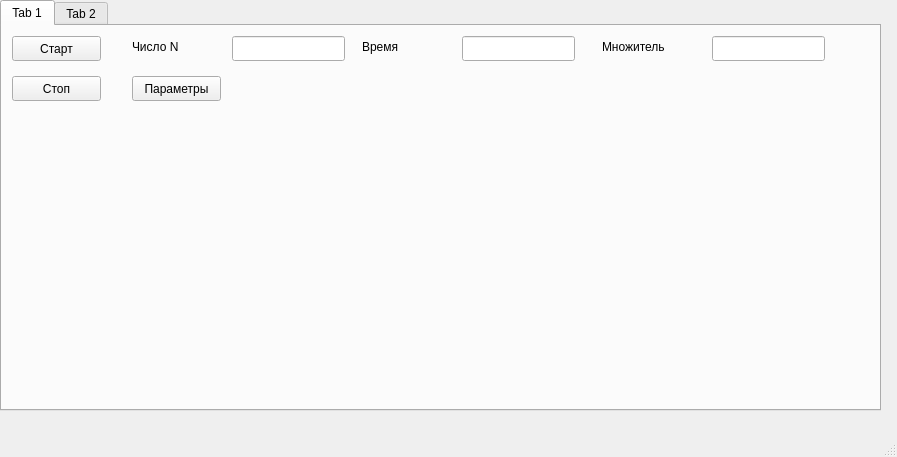
Before: the Qt Designer form mainwindow.ui in Yorick2014/SimQC, drawn with Qt 5.
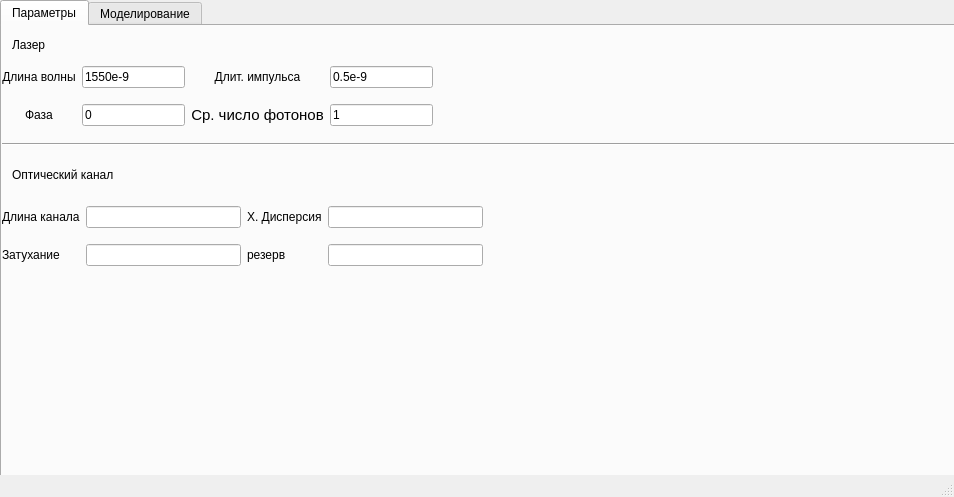
After: the same form once the commit is applied. Custom widgets are drawn as their Qt base class.

Commit message: Added work with plotGraph

Patch:
```diff
--- a/mainwindow.ui
+++ b/mainwindow.ui
@@ -6,8 +6,8 @@
    <rect>
     <x>0</x>
     <y>0</y>
-    <width>897</width>
-    <height>457</height>
+    <width>954</width>
+    <height>497</height>
    </rect>
   </property>
   <property name="windowTitle">
@@ -22,19 +22,208 @@
      <rect>
       <x>0</x>
       <y>0</y>
-      <width>881</width>
-      <height>411</height>
+      <width>971</width>
+      <height>501</height>
      </rect>
     </property>
+    <property name="maximumSize">
+     <size>
+      <width>971</width>
+      <height>501</height>
+     </size>
+    </property>
     <property name="locale">
      <locale language="English" country="UnitedStates"/>
     </property>
     <property name="currentIndex">
      <number>0</number>
     </property>
-    <widget class="QWidget" name="tab">
+    <property name="usesScrollButtons">
+     <bool>true</bool>
+    </property>
+    <property name="documentMode">
+     <bool>false</bool>
+    </property>
+    <property name="tabsClosable">
+     <bool>false</bool>
+    </property>
+    <widget class="QWidget" name="tab_param">
+     <property name="whatsThis">
+      <string>&lt;html&gt;&lt;head/&gt;&lt;body&gt;&lt;p&gt;&lt;br/&gt;&lt;/p&gt;&lt;/body&gt;&lt;/html&gt;</string>
+     </property>
+     <property name="locale">
+      <locale language="Russian" country="Russia"/>
+     </property>
      <attribute name="title">
-      <string>Tab 1</string>
+      <string>Параметры</string>
+     </attribute>
+     <widget class="QLabel" name="label_25">
+      <property name="geometry">
+       <rect>
+        <x>10</x>
+        <y>10</y>
+        <width>67</width>
+        <height>17</height>
+       </rect>
+      </property>
+      <property name="text">
+       <string>Лазер</string>
+      </property>
+     </widget>
+     <widget class="QWidget" name="layoutWidget_3">
+      <property name="geometry">
+       <rect>
+        <x>0</x>
+        <y>30</y>
+        <width>431</width>
+        <height>81</height>
+       </rect>
+      </property>
+      <layout class="QGridLayout" name="gridLayout_3">
+       <item row="1" column="0">
+        <widget class="QLabel" name="label_18">
+         <property name="text">
+          <string>&lt;html&gt;&lt;head/&gt;&lt;body&gt;&lt;p align=&quot;center&quot;&gt;Фаза&lt;/p&gt;&lt;/body&gt;&lt;/html&gt;</string>
+         </property>
+        </widget>
+       </item>
+       <item row="0" column="3">
+        <widget class="QLineEdit" name="lineEdit_pulseDuration">
+         <property name="text">
+          <string>0.5e-9</string>
+         </property>
+        </widget>
+       </item>
+       <item row="0" column="0">
+        <widget class="QLabel" name="label_5">
+         <property name="text">
+          <string>&lt;html&gt;&lt;head/&gt;&lt;body&gt;&lt;p align=&quot;center&quot;&gt;Длина волны&lt;/p&gt;&lt;/body&gt;&lt;/html&gt;</string>
+         </property>
+        </widget>
+       </item>
+       <item row="0" column="1">
+        <widget class="QLineEdit" name="lineEdit_centralWavelength">
+         <property name="text">
+          <string>1550e-9</string>
+         </property>
+        </widget>
+       </item>
+       <item row="0" column="2">
+        <widget class="QLabel" name="label_17">
+         <property name="text">
+          <string>&lt;html&gt;&lt;head/&gt;&lt;body&gt;&lt;p align=&quot;center&quot;&gt;Длит. импульса&lt;/p&gt;&lt;/body&gt;&lt;/html&gt;</string>
+         </property>
+        </widget>
+       </item>
+       <item row="1" column="1">
+        <widget class="QLineEdit" name="lineEdit_phase">
+         <property name="text">
+          <string>0</string>
+         </property>
+        </widget>
+       </item>
+       <item row="1" column="2">
+        <widget class="QLabel" name="label_19">
+         <property name="text">
+          <string>&lt;!DOCTYPE HTML PUBLIC &quot;-//W3C//DTD HTML 4.0//EN&quot; &quot;http://www.w3.org/TR/REC-html40/strict.dtd&quot;&gt;
+&lt;html&gt;&lt;head&gt;&lt;meta name=&quot;qrichtext&quot; content=&quot;1&quot; /&gt;&lt;style type=&quot;text/css&quot;&gt;
+p, li { white-space: pre-wrap; }
+&lt;/style&gt;&lt;/head&gt;&lt;body style=&quot; font-family:'Ubuntu'; font-size:11pt; font-weight:400; font-style:normal;&quot;&gt;
+&lt;p align=&quot;center&quot; style=&quot; margin-top:12px; margin-bottom:12px; margin-left:0px; margin-right:0px; -qt-block-indent:0; text-indent:0px;&quot;&gt;Ср. число фотонов&lt;/p&gt;&lt;/body&gt;&lt;/html&gt;</string>
+         </property>
+        </widget>
+       </item>
+       <item row="1" column="3">
+        <widget class="QLineEdit" name="lineEdit_averageCountPh">
+         <property name="text">
+          <string>1</string>
+         </property>
+        </widget>
+       </item>
+      </layout>
+     </widget>
+     <widget class="QLabel" name="label_16">
+      <property name="geometry">
+       <rect>
+        <x>10</x>
+        <y>140</y>
+        <width>141</width>
+        <height>17</height>
+       </rect>
+      </property>
+      <property name="text">
+       <string>Оптический канал</string>
+      </property>
+     </widget>
+     <widget class="QWidget" name="layoutWidget_4">
+      <property name="geometry">
+       <rect>
+        <x>0</x>
+        <y>170</y>
+        <width>481</width>
+        <height>81</height>
+       </rect>
+      </property>
+      <layout class="QGridLayout" name="gridLayout_4">
+       <item row="0" column="3">
+        <widget class="QLineEdit" name="lineEdit_16"/>
+       </item>
+       <item row="1" column="2">
+        <widget class="QLabel" name="label_21">
+         <property name="text">
+          <string>резерв</string>
+         </property>
+        </widget>
+       </item>
+       <item row="1" column="3">
+        <widget class="QLineEdit" name="lineEdit_15"/>
+       </item>
+       <item row="0" column="2">
+        <widget class="QLabel" name="label_22">
+         <property name="text">
+          <string>Х. Дисперсия</string>
+         </property>
+        </widget>
+       </item>
+       <item row="0" column="1">
+        <widget class="QLineEdit" name="lineEdit_18"/>
+       </item>
+       <item row="1" column="0">
+        <widget class="QLabel" name="label_23">
+         <property name="text">
+          <string>Затухание</string>
+         </property>
+        </widget>
+       </item>
+       <item row="1" column="1">
+        <widget class="QLineEdit" name="lineEdit_14"/>
+       </item>
+       <item row="0" column="0">
+        <widget class="QLabel" name="label_24">
+         <property name="text">
+          <string>Длина канала</string>
+         </property>
+        </widget>
+       </item>
+      </layout>
+     </widget>
+     <widget class="Line" name="line_2">
+      <property name="geometry">
+       <rect>
+        <x>0</x>
+        <y>110</y>
+        <width>971</width>
+        <height>16</height>
+       </rect>
+      </property>
+      <property name="orientation">
+       <enum>Qt::Horizontal</enum>
+      </property>
+     </widget>
+    </widget>
+    <widget class="QWidget" name="tab_modeling">
+     <attribute name="title">
+      <string>Моделирование</string>
      </attribute>
      <widget class="QLineEdit" name="lineEdit_7">
       <property name="geometry">
@@ -131,34 +320,16 @@
        </rect>
       </property>
      </widget>
-     <widget class="QPushButton" name="pushButton_param">
+     <widget class="QCustomPlot" name="pulse_plot" native="true">
       <property name="geometry">
        <rect>
-        <x>130</x>
-        <y>50</y>
-        <width>89</width>
-        <height>25</height>
+        <x>20</x>
+        <y>110</y>
+        <width>921</width>
+        <height>241</height>
        </rect>
       </property>
-      <property name="text">
-       <string>Параметры</string>
-      </property>
      </widget>
-     <widget class="QCustomPlot" name="widget" native="true">
-      <property name="geometry">
-       <rect>
-        <x>120</x>
-        <y>100</y>
-        <width>521</width>
-        <height>211</height>
-       </rect>
-      </property>
-     </widget>
-    </widget>
-    <widget class="QWidget" name="tab_2">
-     <attribute name="title">
-      <string>Tab 2</string>
-     </attribute>
     </widget>
    </widget>
   </widget>
```
Left out of the diff: 7 changed lines with no effect on the pictures. The commit also changes 4 other files.
